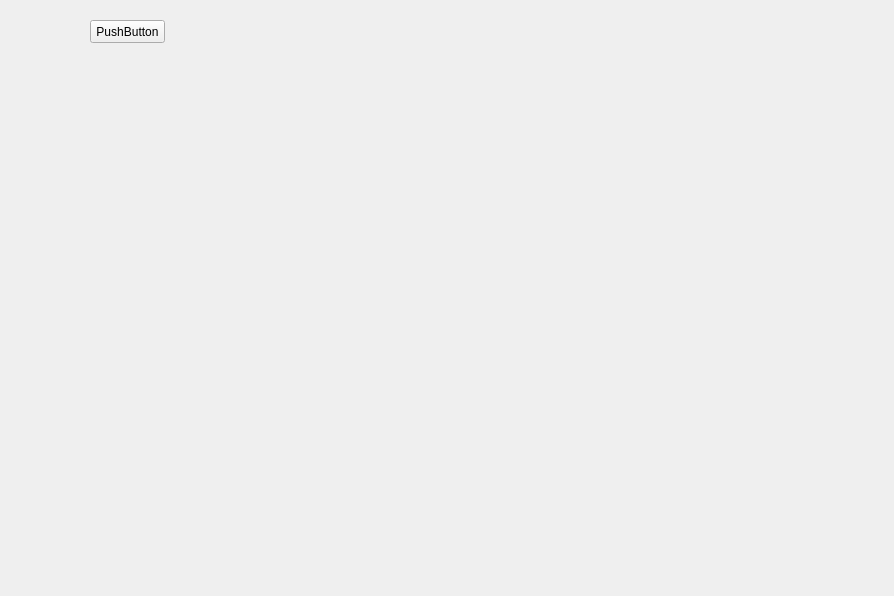
Above: AdultFishSystem/adultfishsystemwidget.ui from HighBird007/pond before the change. Below: the same form after it.
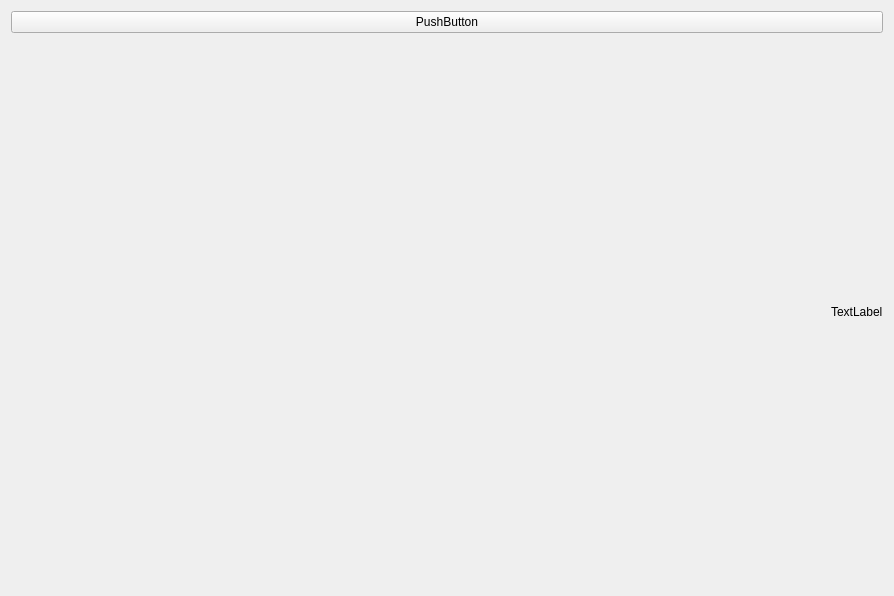
That is the form after the change.

What changed in the file:
```diff
--- a/AdultFishSystem/adultfishsystemwidget.ui
+++ b/AdultFishSystem/adultfishsystemwidget.ui
@@ -13,16 +13,16 @@
   <property name="windowTitle">
    <string>Form</string>
   </property>
-  <widget class="QWidget" name="layoutWidget">
-   <property name="geometry">
-    <rect>
-     <x>40</x>
-     <y>70</y>
-     <width>821</width>
-     <height>491</height>
-    </rect>
-   </property>
-   <layout class="QHBoxLayout" name="horizontalLayout_3" stretch="1,5">
+  <layout class="QGridLayout" name="gridLayout">
+   <item row="0" column="0">
+    <widget class="QPushButton" name="pushButton">
+     <property name="text">
+      <string>PushButton</string>
+     </property>
+    </widget>
+   </item>
+   <item row="1" column="0">
+    <layout class="QHBoxLayout" name="horizontalLayout_3" stretch="1,0,5">
     <item>
      <widget class="QLabel" name="label">
       <property name="text">
@@ -31,7 +31,10 @@
      </widget>
     </item>
     <item>
-     <layout class="QVBoxLayout" name="verticalLayout">
+      <layout class="QVBoxLayout" name="verticalLayout_2"/>
+     </item>
+     <item>
+      <layout class="QVBoxLayout" name="verticalLayout" stretch="5,1,5">
       <item>
        <layout class="QHBoxLayout" name="horizontalLayout">
         <property name="spacing">
@@ -51,26 +54,21 @@
         </property>
        </layout>
       </item>
+       <item>
+        <widget class="QLabel" name="label_2">
+         <property name="text">
+          <string>TextLabel</string>
+         </property>
+        </widget>
+       </item>
       <item>
        <layout class="QHBoxLayout" name="horizontalLayout_2"/>
       </item>
      </layout>
     </item>
    </layout>
-  </widget>
-  <widget class="QPushButton" name="pushButton">
-   <property name="geometry">
-    <rect>
-     <x>90</x>
-     <y>20</y>
-     <width>75</width>
-     <height>23</height>
-    </rect>
-   </property>
-   <property name="text">
-    <string>PushButton</string>
-   </property>
-  </widget>
+   </item>
+  </layout>
  </widget>
  <resources/>
  <connections/>
```
Lines whose indentation alone changed are shown as unchanged.
